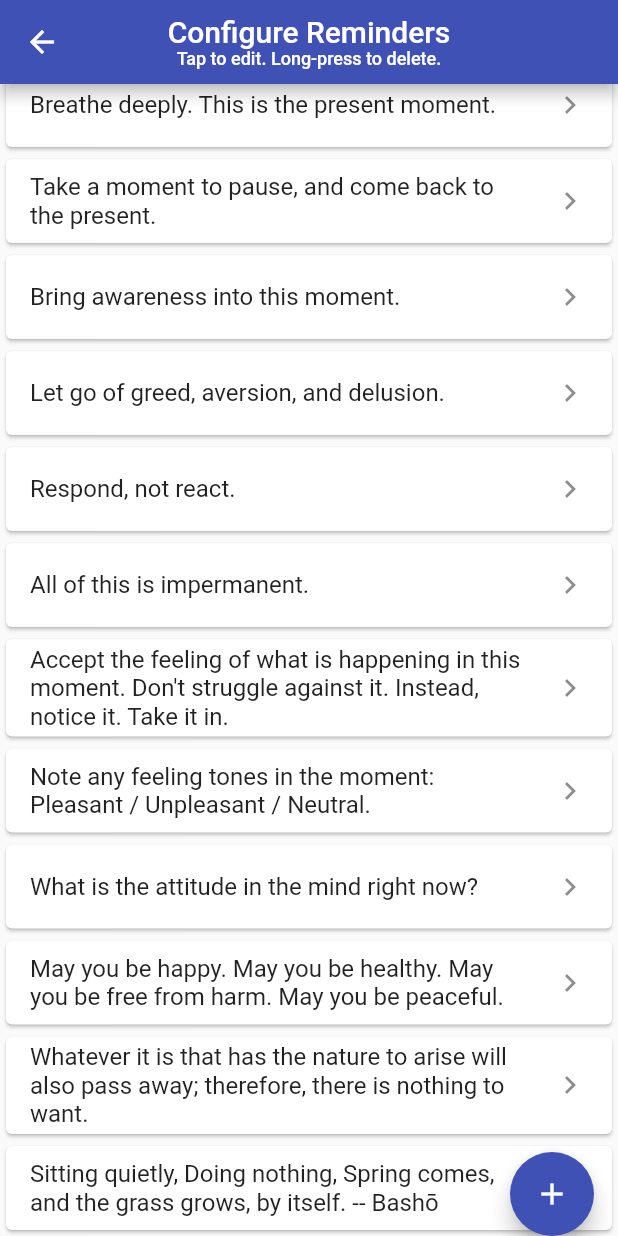
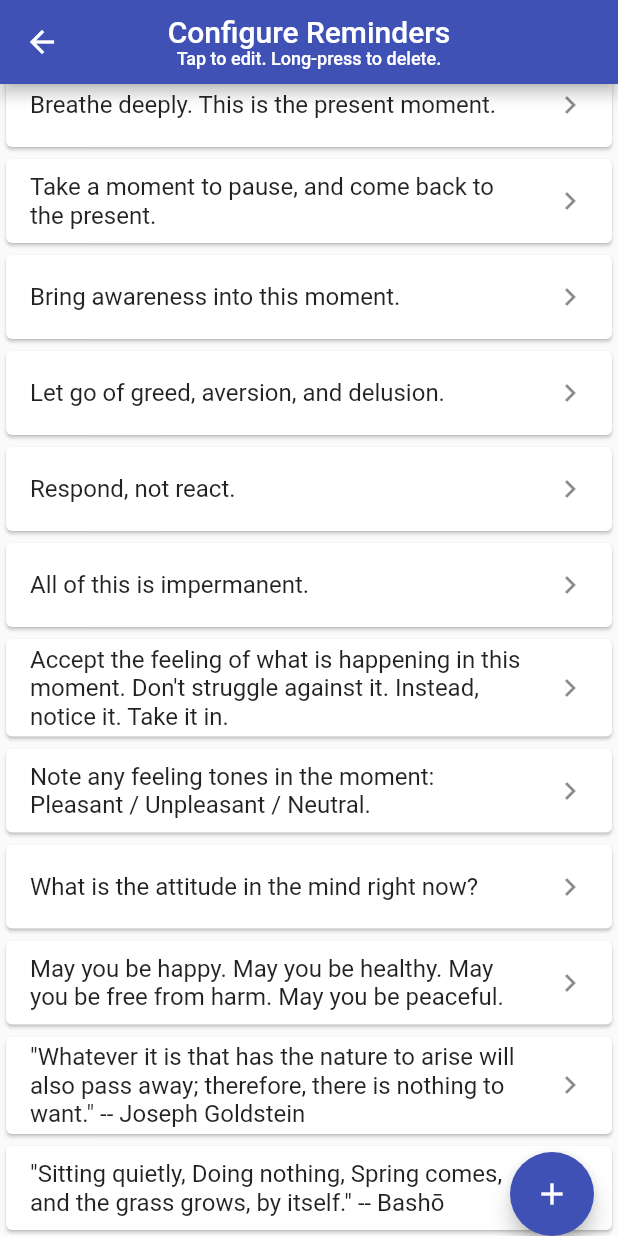
Before and after one commit to kmac/mindfulnotifier, a Flutter app: the ReminderWidget screen opened by its route, scrolled down 82 dp, on a phone screen of 412 x 824 dp. Run offline on Flutter 3.47's test engine with Material 2 defaults, Android fonts, the phone set to English and light mode, and no system bars; our stand-ins replace date_format, device_info, file_picker, flutter_local_notifications, flutter_markdown, flutter_native_timezone and 9 more; missing offline and left inert: android_alarm_manager, audio_session, battery_optimization; accounts and stored records are empty; statements that could not run were skipped.

Commit message:
Ensure quotes are attributed

```diff
--- a/lib/components/reminders.dart
+++ b/lib/components/reminders.dart
@@ -9,20 +9,20 @@ class Reminders {
 
   // This is the initial list of reminders. It will only be used until the reminders are persisted...
   static const List<String> defaultReminders = [
-    "Are you aware?",
-    "Breathe deeply. This is the present moment.",
-    "Take a moment to pause, and come back to the present.",
-    "Bring awareness into this moment.",
-    "Let go of greed, aversion, and delusion.",
-    "Respond, not react.",
-    "All of this is impermanent.",
-    "Accept the feeling of what is happening in this moment. Don't struggle against it. Instead, notice it. Take it in.",
-    // "RAIN: Recognize / Allow / Invesigate with interest and care / Nurture with self-compassion",
-    "Note any feeling tones in the moment: Pleasant / Unpleasant / Neutral.",
-    "What is the attitude in the mind right now?",
-    "May you be happy. May you be healthy. May you be free from harm. May you be peaceful.",
-    "Whatever it is that has the nature to arise will also pass away; therefore, there is nothing to want.",
-    "Sitting quietly, Doing nothing, Spring comes, and the grass grows, by itself. -- Bashō",
+    '''Are you aware?''',
+    '''Breathe deeply. This is the present moment.''',
+    '''Take a moment to pause, and come back to the present.''',
+    '''Bring awareness into this moment.''',
+    '''Let go of greed, aversion, and delusion.''',
+    '''Respond, not react.''',
+    '''All of this is impermanent.''',
+    '''Accept the feeling of what is happening in this moment. Don't struggle against it. Instead, notice it. Take it in.''',
+    // '''RAIN: Recognize / Allow / Invesigate with interest and care / Nurture with self-compassion''',
+    '''Note any feeling tones in the moment: Pleasant / Unpleasant / Neutral.''',
+    '''What is the attitude in the mind right now?''',
+    '''May you be happy. May you be healthy. May you be free from harm. May you be peaceful.''',
+    '''"Whatever it is that has the nature to arise will also pass away; therefore, there is nothing to want." -- Joseph Goldstein''',
+    '''"Sitting quietly, Doing nothing, Spring comes, and the grass grows, by itself." -- Bashō''',
   ];
   static SharedPreferences _prefs;
 
```
